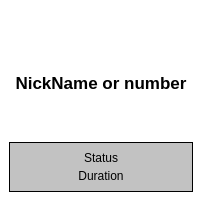
This is wengophone/src/presentation/qt/phonecall/PhoneCallWidget.ui in tkrotoff/WengoPhone as Qt 5 draws it before an edit. The edited form follows.
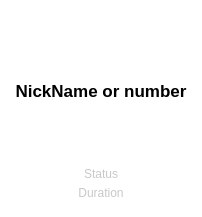
This is the edited form. Icons and pictures are not drawn.

Commit message: Refactoring the chat window, work in progress... Work on PhoneCallWidget ui

The edit to the form file:
```diff
--- a/wengophone/src/presentation/qt/phonecall/PhoneCallWidget.ui
+++ b/wengophone/src/presentation/qt/phonecall/PhoneCallWidget.ui
@@ -9,7 +9,7 @@
     <x>0</x>
     <y>0</y>
     <width>202</width>
-    <height>201</height>
+    <height>217</height>
    </rect>
   </property>
   <property name="palette" >
@@ -351,9 +351,9 @@
       <palette>
        <active>
         <color>
-         <red>0</red>
-         <green>0</green>
-         <blue>0</blue>
+         <red>200</red>
+         <green>200</green>
+         <blue>200</blue>
         </color>
         <color>
          <red>212</red>
@@ -401,9 +401,9 @@
          <blue>255</blue>
         </color>
         <color>
-         <red>194</red>
-         <green>194</green>
-         <blue>194</blue>
+         <red>255</red>
+         <green>255</green>
+         <blue>255</blue>
         </color>
         <color>
          <red>64</red>
@@ -438,9 +438,9 @@
        </active>
        <inactive>
         <color>
-         <red>0</red>
-         <green>0</green>
-         <blue>0</blue>
+         <red>200</red>
+         <green>200</green>
+         <blue>200</blue>
         </color>
         <color>
          <red>212</red>
@@ -488,9 +488,9 @@
          <blue>255</blue>
         </color>
         <color>
-         <red>194</red>
-         <green>194</green>
-         <blue>194</blue>
+         <red>255</red>
+         <green>255</green>
+         <blue>255</blue>
         </color>
         <color>
          <red>64</red>
@@ -570,14 +570,14 @@
          <blue>100</blue>
         </color>
         <color>
-         <red>194</red>
-         <green>194</green>
-         <blue>194</blue>
+         <red>255</red>
+         <green>255</green>
+         <blue>255</blue>
         </color>
         <color>
-         <red>194</red>
-         <green>194</green>
-         <blue>194</blue>
+         <red>255</red>
+         <green>255</green>
+         <blue>255</blue>
         </color>
         <color>
          <red>0</red>
@@ -613,10 +613,10 @@
       </palette>
      </property>
      <property name="autoFillBackground" >
-      <bool>true</bool>
+      <bool>false</bool>
      </property>
      <property name="frameShape" >
-      <enum>QFrame::Box</enum>
+      <enum>QFrame::NoFrame</enum>
      </property>
      <property name="frameShadow" >
       <enum>QFrame::Plain</enum>
```
The commit also changes 1 other file.
